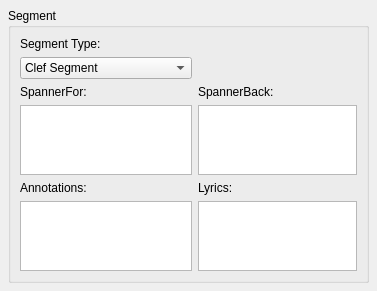
First picture: the form in mscore/mscore/segment.ui, repository musescore/musescore-old, before the edit.
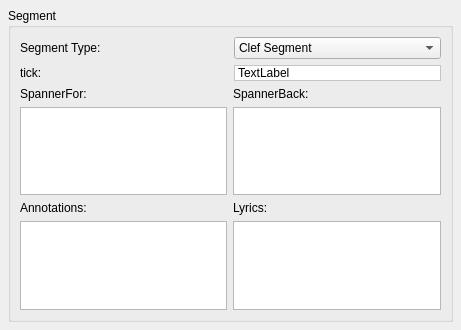
Second picture: the form after the edit.

Patch:
```diff
--- a/mscore/mscore/segment.ui
+++ b/mscore/mscore/segment.ui
@@ -6,8 +6,8 @@
    <rect>
     <x>0</x>
     <y>0</y>
-    <width>377</width>
-    <height>266</height>
+    <width>461</width>
+    <height>330</height>
    </rect>
   </property>
   <property name="windowTitle">
@@ -28,6 +28,8 @@
      <property name="flat">
       <bool>true</bool>
      </property>
+     <layout class="QGridLayout" name="gridLayout_2">
+      <item row="0" column="0" colspan="2">
      <layout class="QGridLayout" name="gridLayout">
       <item row="0" column="0">
        <widget class="QLabel" name="label">
@@ -39,7 +41,7 @@
         </property>
        </widget>
       </item>
-      <item row="1" column="0">
+        <item row="0" column="1">
        <widget class="QComboBox" name="segmentType">
         <property name="sizePolicy">
          <sizepolicy hsizetype="Preferred" vsizetype="Fixed">
@@ -92,34 +94,126 @@
         </item>
        </widget>
       </item>
-      <item row="2" column="0">
+        <item row="1" column="0">
+         <widget class="QLabel" name="label_6">
+          <property name="text">
+           <string>tick:</string>
+          </property>
+         </widget>
+        </item>
+        <item row="1" column="1">
+         <widget class="QLabel" name="tick">
+          <property name="palette">
+           <palette>
+            <active>
+             <colorrole role="Base">
+              <brush brushstyle="SolidPattern">
+               <color alpha="255">
+                <red>255</red>
+                <green>255</green>
+                <blue>255</blue>
+               </color>
+              </brush>
+             </colorrole>
+             <colorrole role="Window">
+              <brush brushstyle="SolidPattern">
+               <color alpha="255">
+                <red>255</red>
+                <green>255</green>
+                <blue>255</blue>
+               </color>
+              </brush>
+             </colorrole>
+            </active>
+            <inactive>
+             <colorrole role="Base">
+              <brush brushstyle="SolidPattern">
+               <color alpha="255">
+                <red>255</red>
+                <green>255</green>
+                <blue>255</blue>
+               </color>
+              </brush>
+             </colorrole>
+             <colorrole role="Window">
+              <brush brushstyle="SolidPattern">
+               <color alpha="255">
+                <red>255</red>
+                <green>255</green>
+                <blue>255</blue>
+               </color>
+              </brush>
+             </colorrole>
+            </inactive>
+            <disabled>
+             <colorrole role="Base">
+              <brush brushstyle="SolidPattern">
+               <color alpha="255">
+                <red>255</red>
+                <green>255</green>
+                <blue>255</blue>
+               </color>
+              </brush>
+             </colorrole>
+             <colorrole role="Window">
+              <brush brushstyle="SolidPattern">
+               <color alpha="255">
+                <red>255</red>
+                <green>255</green>
+                <blue>255</blue>
+               </color>
+              </brush>
+             </colorrole>
+            </disabled>
+           </palette>
+          </property>
+          <property name="focusPolicy">
+           <enum>Qt::StrongFocus</enum>
+          </property>
+          <property name="autoFillBackground">
+           <bool>true</bool>
+          </property>
+          <property name="frameShape">
+           <enum>QFrame::StyledPanel</enum>
+          </property>
+          <property name="frameShadow">
+           <enum>QFrame::Sunken</enum>
+          </property>
+          <property name="text">
+           <string>TextLabel</string>
+          </property>
+         </widget>
+        </item>
+       </layout>
+      </item>
+      <item row="1" column="0">
        <widget class="QLabel" name="label_3">
         <property name="text">
          <string>SpannerFor:</string>
         </property>
        </widget>
       </item>
-      <item row="2" column="1">
+      <item row="1" column="1">
        <widget class="QLabel" name="label_4">
         <property name="text">
          <string>SpannerBack:</string>
         </property>
        </widget>
       </item>
-      <item row="3" column="0">
+      <item row="2" column="0">
        <widget class="QListWidget" name="spannerFor"/>
       </item>
-      <item row="3" column="1">
+      <item row="2" column="1">
        <widget class="QListWidget" name="spannerBack"/>
       </item>
-      <item row="4" column="0">
+      <item row="3" column="0">
        <widget class="QLabel" name="label_5">
         <property name="text">
          <string>Annotations:</string>
         </property>
        </widget>
       </item>
-      <item row="4" column="1">
+      <item row="3" column="1">
        <widget class="QLabel" name="label_2">
         <property name="text">
          <string>Lyrics:</string>
@@ -129,10 +223,10 @@
         </property>
        </widget>
       </item>
-      <item row="5" column="0">
+      <item row="4" column="0">
        <widget class="QListWidget" name="annotations"/>
       </item>
-      <item row="5" column="1">
+      <item row="4" column="1">
        <widget class="QListWidget" name="lyrics"/>
       </item>
      </layout>
```
Lines whose indentation alone changed are shown as unchanged.
